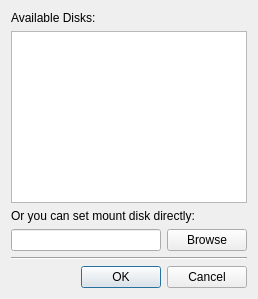
Above: data/ui/qtSelectDisk.ui from gkmngrgn/puding before the change. Below: the same form after it.
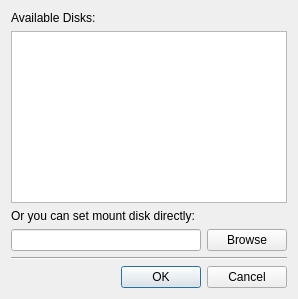
That is the form after the change.

Commit message: add QFileDialog to get existing directory when browse button clicked.

Patch:
```diff
--- a/data/ui/qtSelectDisk.ui
+++ b/data/ui/qtSelectDisk.ui
@@ -6,7 +6,7 @@
    <rect>
     <x>0</x>
     <y>0</y>
-    <width>258</width>
+    <width>298</width>
     <height>299</height>
    </rect>
   </property>
```
Left out of the diff: 4 changed lines with no effect on the pictures. The commit also changes 1 other file.
